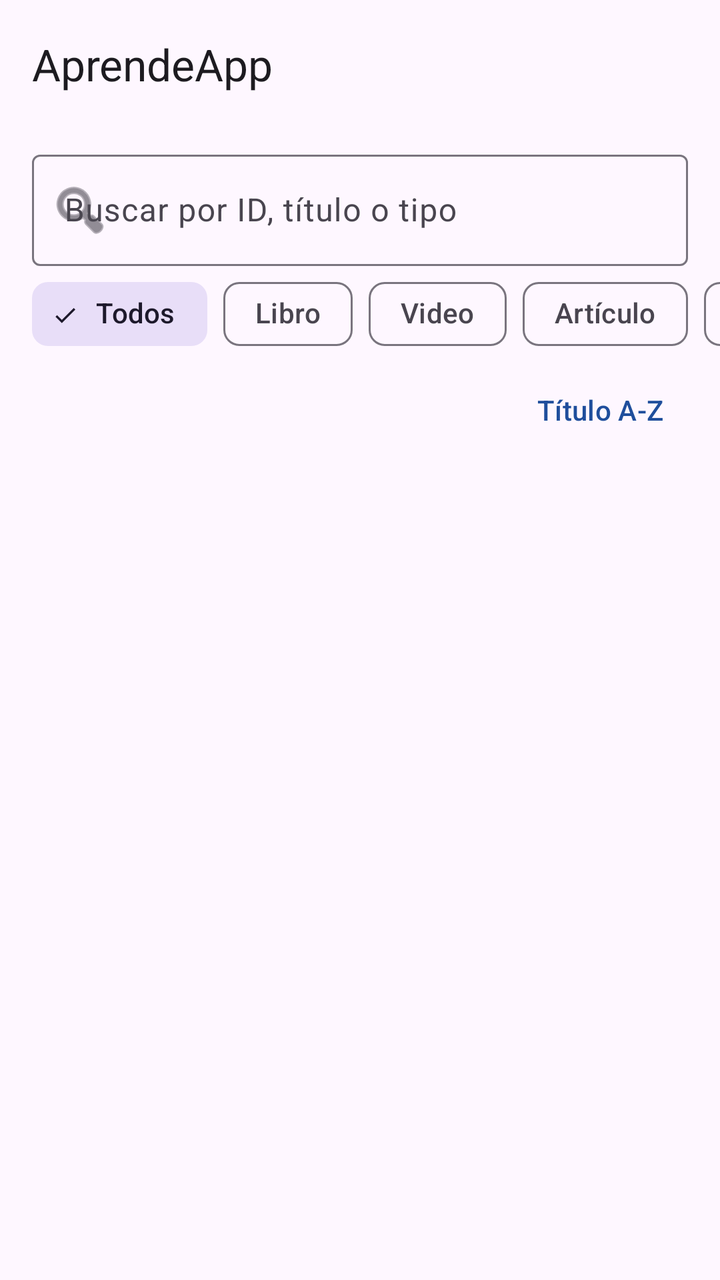
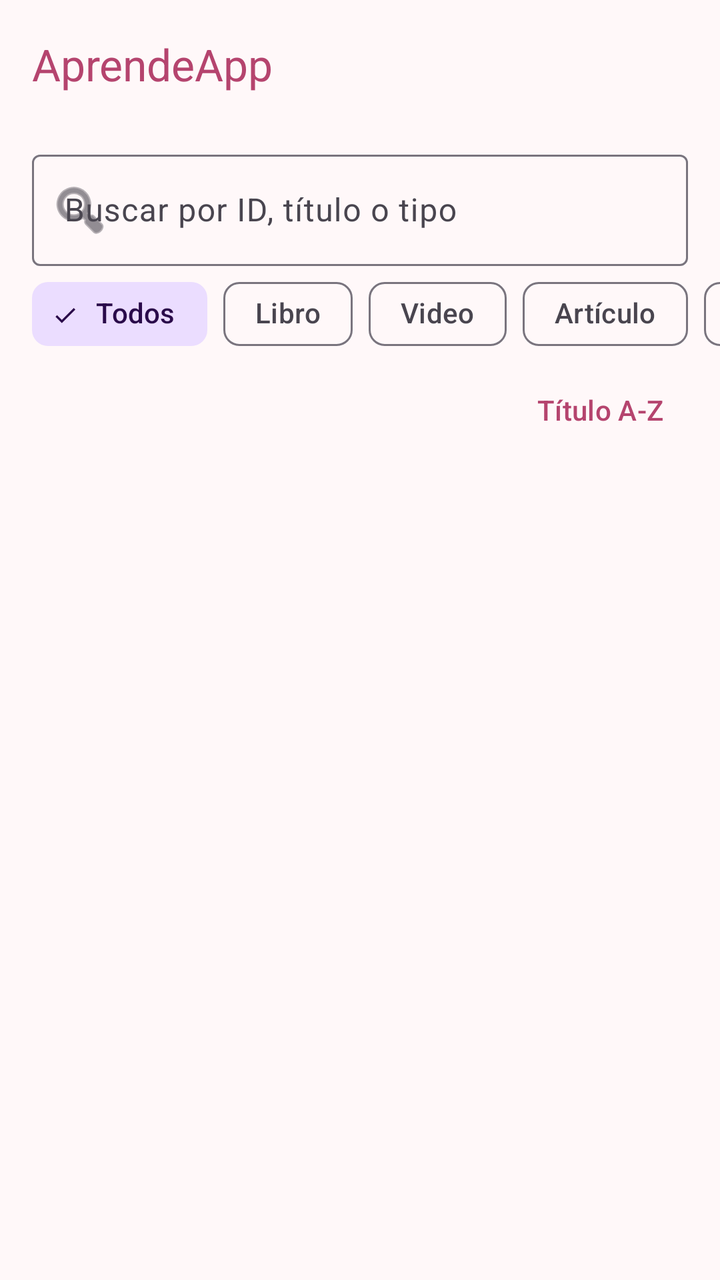

Screens rendered from an Android XML layout before and after an edit, with the pre-edit source and the edit as a unified diff.
<!-- AndroidManifest.xml: application theme Theme.RecursosDeAprendizaje -->
<!-- res/layout/activity_main.xml -->
<?xml version="1.0" encoding="utf-8"?>
<LinearLayout xmlns:android="http://schemas.android.com/apk/res/android"
    xmlns:app="http://schemas.android.com/apk/res-auto"
    android:id="@+id/main"
    android:layout_width="match_parent"
    android:layout_height="match_parent"
    android:orientation="vertical">

    <com.google.android.material.appbar.MaterialToolbar
        android:id="@+id/toolbar"
        android:layout_width="match_parent"
        android:layout_height="?attr/actionBarSize"
        app:title="@string/app_name" />

    <com.google.android.material.textfield.TextInputLayout
        android:id="@+id/tilBuscar"
        style="@style/Widget.Material3.TextInputLayout.OutlinedBox"
        android:layout_width="match_parent"
        android:layout_height="wrap_content"
        android:layout_marginHorizontal="16dp"
        android:layout_marginTop="8dp"
        android:hint="@string/lista_buscar"
        app:endIconMode="clear_text"
        app:startIconDrawable="@android:drawable/ic_menu_search">

        <com.google.android.material.textfield.TextInputEditText
            android:id="@+id/etBuscar"
            android:layout_width="match_parent"
            android:layout_height="wrap_content"
            android:imeOptions="actionSearch"
            android:inputType="text"
            android:maxLines="1" />
    </com.google.android.material.textfield.TextInputLayout>

    <HorizontalScrollView
        android:layout_width="match_parent"
        android:layout_height="wrap_content"
        android:clipToPadding="false"
        android:paddingHorizontal="16dp"
        android:scrollbars="none">

        <com.google.android.material.chip.ChipGroup
            android:id="@+id/chipGroup"
            android:layout_width="wrap_content"
            android:layout_height="wrap_content"
            app:selectionRequired="true"
            app:singleLine="true"
            app:singleSelection="true">

            <com.google.android.material.chip.Chip
                android:id="@+id/chipTodos"
                style="@style/Widget.Material3.Chip.Filter"
                android:layout_width="wrap_content"
                android:layout_height="wrap_content"
                android:checked="true"
                android:text="@string/filtro_todos" />

            <com.google.android.material.chip.Chip
                android:id="@+id/chipLibro"
                style="@style/Widget.Material3.Chip.Filter"
                android:layout_width="wrap_content"
                android:layout_height="wrap_content"
                android:text="@string/tipo_libro" />

            <com.google.android.material.chip.Chip
                android:id="@+id/chipVideo"
                style="@style/Widget.Material3.Chip.Filter"
                android:layout_width="wrap_content"
                android:layout_height="wrap_content"
                android:text="@string/tipo_video" />

            <com.google.android.material.chip.Chip
                android:id="@+id/chipArticulo"
                style="@style/Widget.Material3.Chip.Filter"
                android:layout_width="wrap_content"
                android:layout_height="wrap_content"
                android:text="@string/tipo_articulo" />
        
            <com.google.android.material.chip.Chip
                android:id="@+id/chipFavoritos"
                style="@style/Widget.Material3.Chip.Filter"
                android:layout_width="wrap_content"
                android:layout_height="wrap_content"
                android:text="@string/filtro_favoritos" />
        </com.google.android.material.chip.ChipGroup>
    </HorizontalScrollView>

    <LinearLayout
        android:layout_width="match_parent"
        android:layout_height="wrap_content"
        android:gravity="center_vertical"
        android:orientation="horizontal"
        android:paddingHorizontal="16dp">

        <TextView
            android:id="@+id/tvContador"
            android:layout_width="0dp"
            android:layout_height="wrap_content"
            android:layout_weight="1"
            android:textAppearance="?attr/textAppearanceBodyMedium" />

        <com.google.android.material.button.MaterialButton
            android:id="@+id/btnOrden"
            style="@style/Widget.Material3.Button.TextButton"
            android:layout_width="wrap_content"
            android:layout_height="wrap_content"
            android:text="@string/orden_az" />
    </LinearLayout>

    <FrameLayout
        android:layout_width="match_parent"
        android:layout_height="0dp"
        android:layout_weight="1">

        <androidx.recyclerview.widget.RecyclerView
            android:id="@+id/rvRecursos"
            android:layout_width="match_parent"
            android:layout_height="match_parent"
            android:clipToPadding="false"
            android:paddingBottom="16dp" />

        <com.google.android.material.progressindicator.CircularProgressIndicator
            android:id="@+id/progress"
            android:layout_width="wrap_content"
            android:layout_height="wrap_content"
            android:layout_gravity="center"
            android:indeterminate="true"
            android:visibility="gone" />

        <LinearLayout
            android:id="@+id/layoutMensaje"
            android:layout_width="wrap_content"
            android:layout_height="wrap_content"
            android:layout_gravity="center"
            android:gravity="center_horizontal"
            android:orientation="vertical"
            android:padding="24dp"
            android:visibility="gone">

            <TextView
                android:id="@+id/tvMensaje"
                android:layout_width="wrap_content"
                android:layout_height="wrap_content"
                android:gravity="center"
                android:textAppearance="?attr/textAppearanceBodyLarge" />

            <com.google.android.material.button.MaterialButton
                android:id="@+id/btnReintentar"
                android:layout_width="wrap_content"
                android:layout_height="wrap_content"
                android:layout_marginTop="12dp"
                android:text="@string/lista_reintentar"
                android:visibility="gone" />
        </LinearLayout>
    </FrameLayout>
</LinearLayout>
<!-- resources referenced by this layout -->
<resources>
  <string name="app_name">AprendeApp</string>
  <string name="filtro_favoritos">Favoritos</string>
  <string name="filtro_todos">Todos</string>
  <string name="lista_buscar">Buscar por ID, título o tipo</string>
  <string name="lista_reintentar">Reintentar</string>
  <string name="orden_az">Título A-Z</string>
  <string name="tipo_articulo">Artículo</string>
  <string name="tipo_libro">Libro</string>
  <string name="tipo_video">Video</string>
  <style name="Theme.RecursosDeAprendizaje" parent="Base.Theme.RecursosDeAprendizaje" />
  <style name="Base.Theme.RecursosDeAprendizaje" parent="Theme.Material3.DayNight.NoActionBar">
          <item name="colorPrimary">@color/primario</item>
      </style>
  <color name="primario">#1F4E9C</color>
</resources>

<!-- the commit's change to res/layout/activity_main.xml (unified diff, before → after) -->
@@ -10,7 +10,9 @@
         android:id="@+id/toolbar"
         android:layout_width="match_parent"
         android:layout_height="?attr/actionBarSize"
-        app:title="@string/app_name" />
+        app:title="@string/app_name"
+        app:titleTextColor="?attr/colorPrimary"
+        app:subtitleTextColor="?attr/colorSecondary" />
 
     <com.google.android.material.textfield.TextInputLayout
         android:id="@+id/tilBuscar"
<!-- resource entries referenced after the edit -->
@@ -11,8 +11,41 @@
   <string name="tipo_video">Video</string>
   <style name="Theme.RecursosDeAprendizaje" parent="Base.Theme.RecursosDeAprendizaje" />
   <style name="Base.Theme.RecursosDeAprendizaje" parent="Theme.Material3.DayNight.NoActionBar">
-          <item name="colorPrimary">@color/primario</item>
+          <item name="colorPrimary">@color/rosa</item>
+          <item name="colorOnPrimary">@color/white</item>
+          <item name="colorPrimaryContainer">@color/rosa_claro</item>
+          <item name="colorOnPrimaryContainer">#3E0021</item>
+          <item name="colorSecondary">@color/lila</item>
+          <item name="colorOnSecondary">@color/white</item>
+          <item name="colorSecondaryContainer">@color/lila_claro</item>
+          <item name="colorOnSecondaryContainer">#2A0A4A</item>
+          <item name="android:colorBackground">@color/rosa_fondo</item>
+          <item name="colorSurface">@color/rosa_fondo</item>
+          <item name="colorSurfaceContainerLow">@color/rosa_superficie</item>
+          <item name="colorSurfaceContainer">@color/rosa_superficie</item>
+          <item name="colorSurfaceContainerHigh">@color/rosa_claro</item>
+          <item name="shapeAppearanceSmallComponent">@style/ShapeAppearance.App.Small</item>
+          <item name="shapeAppearanceMediumComponent">@style/ShapeAppearance.App.Medium</item>
+          <item name="shapeAppearanceLargeComponent">@style/ShapeAppearance.App.Large</item>
       </style>
-  <color name="primario">#1F4E9C</color>
+  <color name="rosa">#B5446E</color>
+  <color name="white">#FFFFFFFF</color>
+  <color name="rosa_claro">#FFD9E3</color>
+  <color name="lila">#7E5A9B</color>
+  <color name="lila_claro">#EBDDFF</color>
+  <color name="rosa_fondo">#FFF8F9</color>
+  <color name="rosa_superficie">#FDECF0</color>
+  <style name="ShapeAppearance.App.Small" parent="ShapeAppearance.Material3.SmallComponent">
+          <item name="cornerFamily">rounded</item>
+          <item name="cornerSize">16dp</item>
+      </style>
+  <style name="ShapeAppearance.App.Medium" parent="ShapeAppearance.Material3.MediumComponent">
+          <item name="cornerFamily">rounded</item>
+          <item name="cornerSize">24dp</item>
+      </style>
+  <style name="ShapeAppearance.App.Large" parent="ShapeAppearance.Material3.LargeComponent">
+          <item name="cornerFamily">rounded</item>
+          <item name="cornerSize">28dp</item>
+      </style>
 </resources>
 
